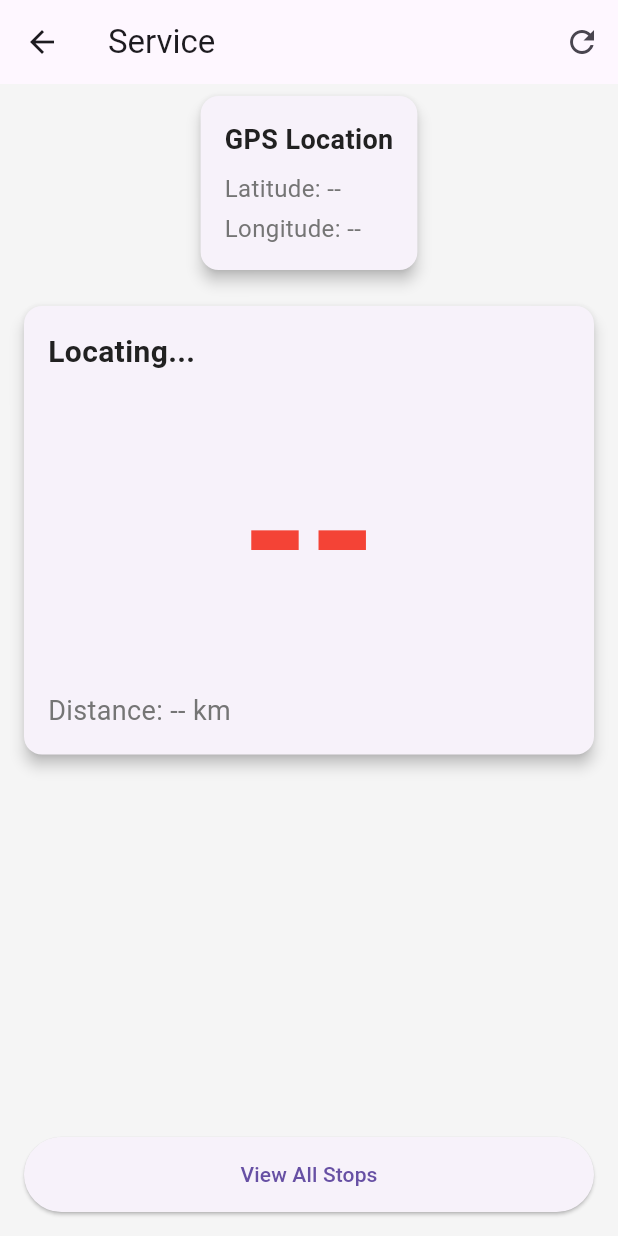
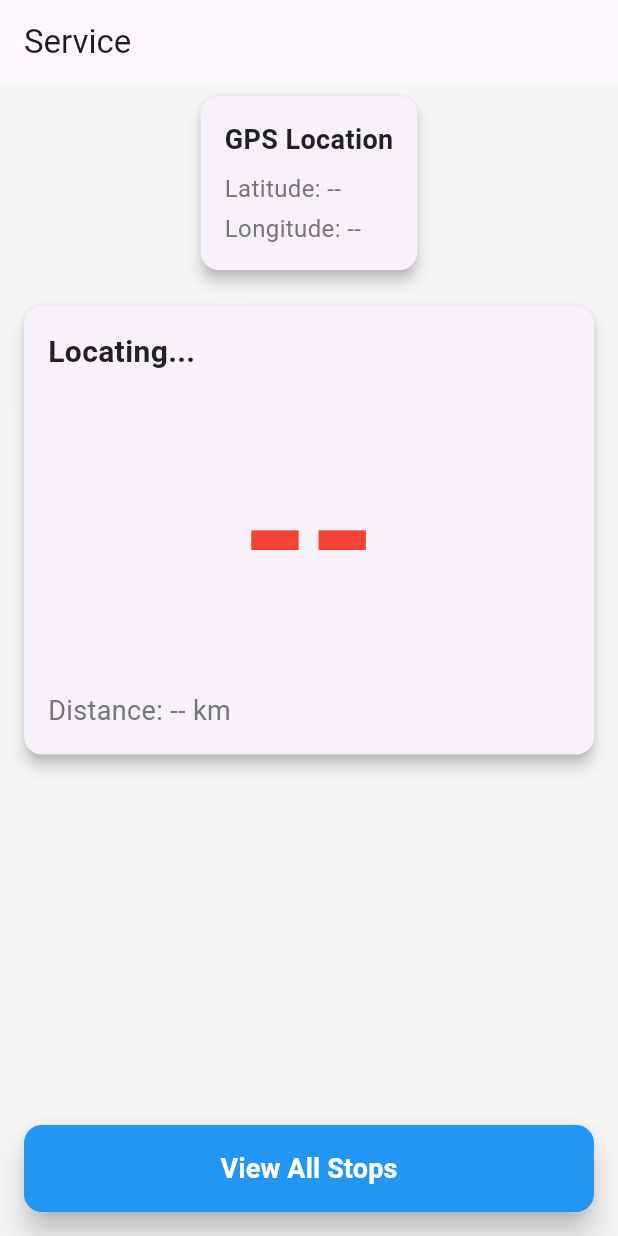
Before and after one commit to tadele1212/bus_stop_with_geolocation, a Flutter app: the RealtimeTrackingScreen screen opened directly with empty values, on a phone screen of 412 x 824 dp. Run offline on Flutter 3.47's test engine with Material 3 defaults, Android fonts, the light colour scheme and no system bars; our stand-ins replace geolocator, permission_handler, shared_preferences; missing offline and left inert: mysql1; accounts and stored records are empty.

Commit message:
Fully working

```diff
--- a/lib/screens/realtime_tracking_screen.dart
+++ b/lib/screens/realtime_tracking_screen.dart
@@ -28,16 +28,7 @@ class _RealtimeTrackingScreenState extends State<RealtimeTrackingScreen> {
       child: Scaffold(
         appBar: AppBar(
           title: Text('Service ${widget.serviceNo}'),
-          actions: [
-            Consumer<BusServiceProvider>(
-              builder: (context, provider, child) {
-                return IconButton(
-                  icon: const Icon(Icons.refresh),
-                  onPressed: provider.isLoading ? null : provider.refresh,
-                );
-              },
-            ),
-          ],
+          automaticallyImplyLeading: false,
         ),
         body: Consumer2<LocationProvider, BusServiceProvider>(
           builder: (context, locationProvider, busProvider, child) {
@@ -97,8 +88,21 @@ class _RealtimeTrackingScreenState extends State<RealtimeTrackingScreen> {
                     },
                     style: ElevatedButton.styleFrom(
                       minimumSize: const Size.fromHeight(50),
+                      backgroundColor: AppColors.primary,
+                      foregroundColor: Colors.white,
+                      elevation: 8,
+                      shape: RoundedRectangleBorder(
+                        borderRadius: BorderRadius.circular(12),
+                      ),
+                      padding: const EdgeInsets.symmetric(vertical: 16),
                     ),
-                    child: const Text('View All Stops'),
+                    child: const Text(
+                      'View All Stops',
+                      style: TextStyle(
+                        fontSize: 18,
+                        fontWeight: FontWeight.bold,
+                      ),
+                    ),
                   ),
                 ),
               ],
--- a/pubspec.yaml
+++ b/pubspec.yaml
@@ -21,3 +21,6 @@ dev_dependencies:
   flutter_test:
     sdk: flutter
   flutter_lints: ^5.0.0
+
+flutter:
+  uses-material-design: true
```
Also changed, not shown: lib/providers/location_provider.dart (+0 -42 lines), lib/utils/location_service.dart (+3 -8 lines), lib/screens/test.dart (deleted).
